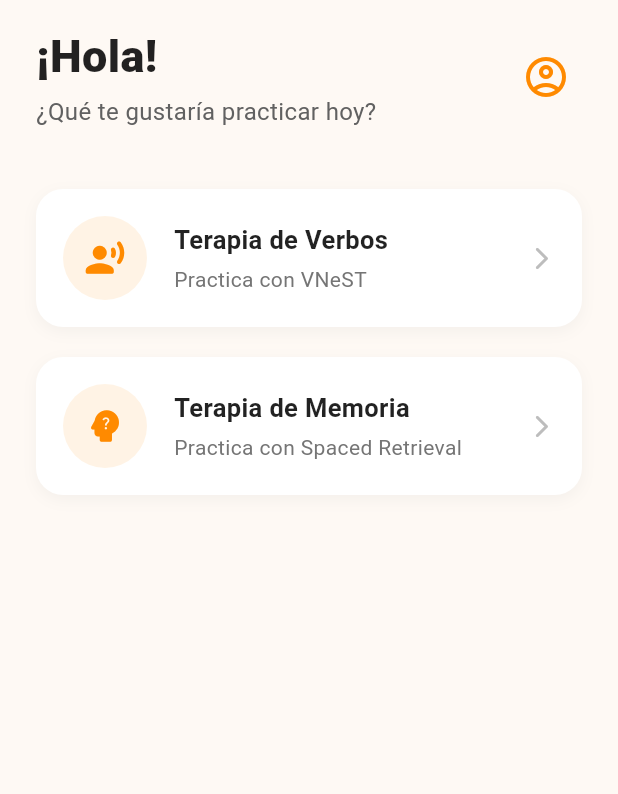
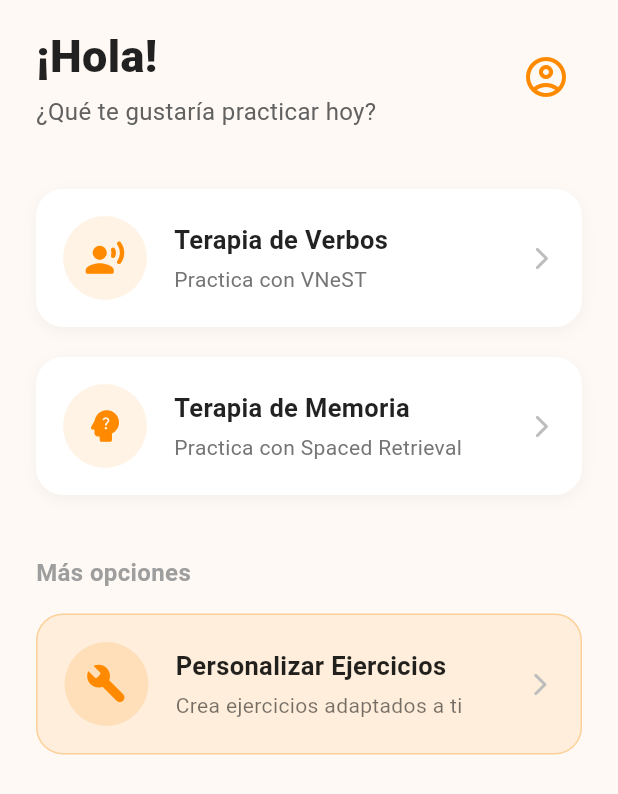
Before and after one commit to Tesis-Aphasia/apphasia_mobile, a Flutter app: the MenuScreen screen opened by its route, on a phone screen of 412 x 824 dp. Shown: the top 794 px of the screen. Run offline on Flutter 3.47's test engine with Material 3 defaults, Android fonts, the light colour scheme and no system bars; our stand-ins replace cloud_firestore, dio, firebase_auth, firebase_core, permission_handler, speech_to_text; accounts and stored records are empty; Roboto replaces fonts that are missing (Poppins).

Commit message:
Nueva funcionalidad de personalizar ejercicios desde app

```diff
--- a/lib/presentation/screens/menu/menu_screen.dart
+++ b/lib/presentation/screens/menu/menu_screen.dart
@@ -73,6 +73,67 @@ class MenuScreen extends StatelessWidget {
                 orange: orange,
                 onTap: () => Navigator.pushNamed(context, '/sr'),
               ),
+
+              // --- Opción 3: Personalizar Ejercicios ---
+              const SizedBox(height: 40),
+              Text(
+                'Más opciones',
+                style: TextStyle(
+                  fontSize: 16,
+                  fontWeight: FontWeight.bold,
+                  color: Colors.grey,
+                ),
+              ),
+              const SizedBox(height: 16),
+
+              InkWell(
+                onTap: () => Navigator.pushNamed(context, '/personalize-exercises'),
+                borderRadius: BorderRadius.circular(18),
+                child: Container(
+                  padding: const EdgeInsets.all(18),
+                  decoration: BoxDecoration(
+                    color: orange.withOpacity(0.1),
+                    borderRadius: BorderRadius.circular(18),
+                    border: Border.all(color: orange.withOpacity(0.3)),
+                  ),
+                  child: Row(
+                    children: [
+                      Container(
+                        width: 56,
+                        height: 56,
+                        decoration: BoxDecoration(
+                          color: orange.withOpacity(0.15),
+                          shape: BoxShape.circle,
+                        ),
+                        child: Icon(Icons.build_rounded, color: orange, size: 28),
+                      ),
+                      const SizedBox(width: 18),
+                      Expanded(
+                        child: Column(
+                          crossAxisAlignment: CrossAxisAlignment.start,
+                          children: const [
+                            Text(
+                              'Personalizar Ejercicios',
+                              style: TextStyle(
+                                fontSize: 17,
+                                fontWeight: FontWeight.w700,
+                                color: Colors.black87,
+                              ),
+                            ),
+                            SizedBox(height: 4),
+                            Text(
+                              'Crea ejercicios adaptados a ti',
+                              style: TextStyle(fontSize: 14, color: Colors.black54),
+                            ),
+                          ],
+                        ),
+                      ),
+                      Icon(Icons.arrow_forward_ios_rounded, size: 18, color: Colors.grey.shade400),
+                    ],
+                  ),
+                ),
+              ),
+
             ],
           ),
         ),
```
Also changed, not shown: lib/presentation/screens/personalization/personalize_exercises_screen.dart (added, +297 -0 lines).
